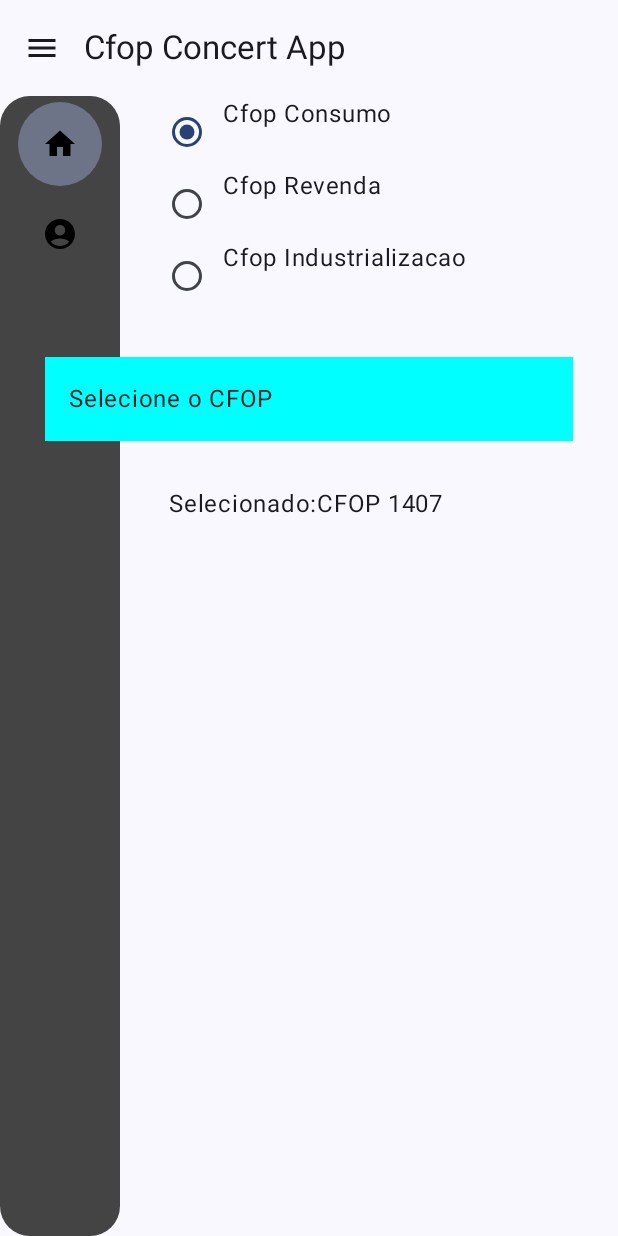
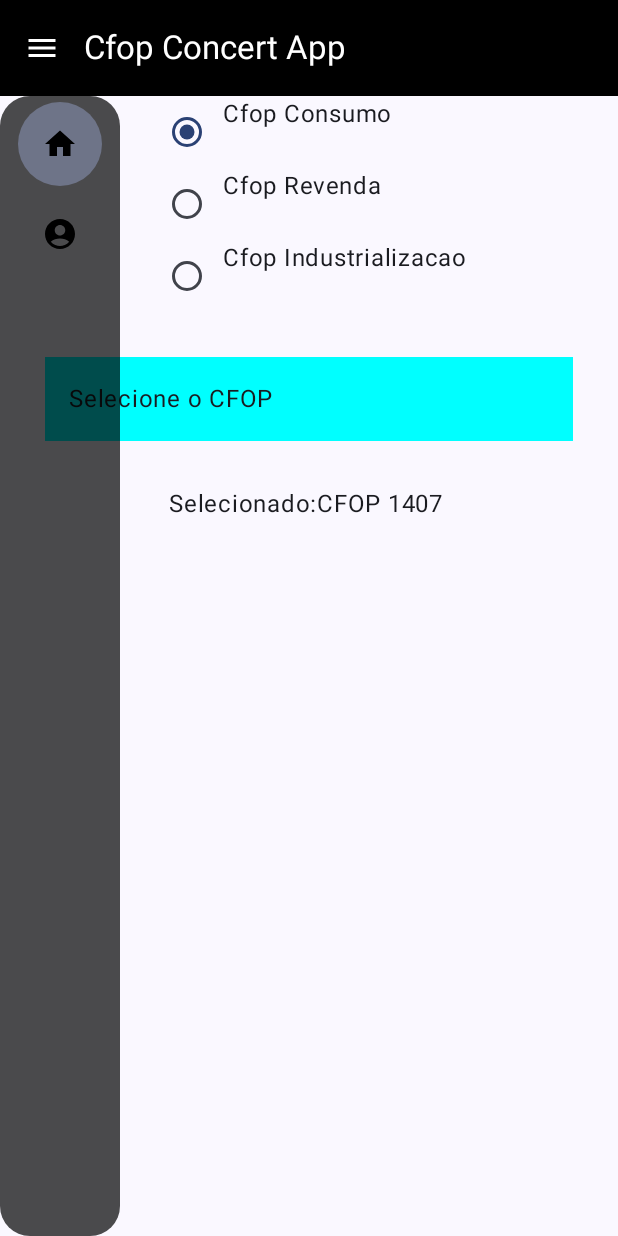
Before and after one commit to TalesPalma/Cfop-Convert-Mobile, an Android app built with Jetpack Compose: the screen it shows after launch (MainActivity), after a tap on "Menu", on a phone screen of 412 x 824 dp. Run offline under Robolectric (Android 15) with nearby library versions, the phone set to English and light mode, and no system bars; our stand-ins replace Dagger/Hilt's generated code, Room's generated code.

Commit message:
Colors the project personalizing

```diff
--- a/app/src/main/java/com/talespalma/cfopconvertmobile/MainActivity.kt
+++ b/app/src/main/java/com/talespalma/cfopconvertmobile/MainActivity.kt
@@ -5,6 +5,7 @@ import android.os.Bundle
 import androidx.activity.ComponentActivity
 import androidx.activity.compose.setContent
 import androidx.activity.enableEdgeToEdge
+import androidx.compose.foundation.background
 import androidx.compose.foundation.layout.padding
 import androidx.compose.material.icons.Icons
 import androidx.compose.material.icons.filled.Menu
@@ -14,12 +15,15 @@ import androidx.compose.material3.IconButton
 import androidx.compose.material3.Scaffold
 import androidx.compose.material3.Text
 import androidx.compose.material3.TopAppBar
+import androidx.compose.material3.TopAppBarColors
 import androidx.compose.runtime.Composable
 import androidx.compose.runtime.getValue
 import androidx.compose.runtime.mutableStateOf
 import androidx.compose.runtime.remember
 import androidx.compose.runtime.setValue
 import androidx.compose.ui.Modifier
+import androidx.compose.ui.graphics.Color
+import androidx.compose.ui.tooling.preview.Preview
 import androidx.navigation.compose.rememberNavController
 import com.talespalma.cfopconvertmobile.navigation.MyNavHost
 import com.talespalma.cfopconvertmobile.ui.components.SideMenuNavigation
@@ -49,16 +53,33 @@ class MainActivity : ComponentActivity() {
 fun InitApp() {
     val navController = rememberNavController()
     var isVisible by remember { mutableStateOf(false) }
-    Scaffold(topBar = {
-        TopAppBar(title = { Text("Cfop Concert App") }, navigationIcon = {
-            IconButton(onClick = {isVisible = !isVisible}) {
-                Icon(imageVector = Icons.Filled.Menu, contentDescription = "Menu")
-            }
-        })
+    Scaffold(
+        topBar = {
+        TopAppBar(
+            title = { Text("Cfop Concert App") },
+            navigationIcon = {
+                IconButton(onClick = { isVisible = !isVisible }) {
+                    Icon(imageVector = Icons.Filled.Menu, contentDescription = "Menu")
+                }
+            },
+            colors = TopAppBarColors(
+                containerColor = Color.Black,
+                titleContentColor = Color.White,
+                navigationIconContentColor = Color.White,
+                actionIconContentColor = Color.White,
+                scrolledContainerColor = Color.White
+            )
+        )
     }) { padding ->
+        MyNavHost(navController = navController, modifier = Modifier.padding(padding))
         if (isVisible){
             SideMenuNavigation(navHostController = navController, modifier = Modifier.padding(padding))
         }
-        MyNavHost(navController = navController, modifier = Modifier.padding(padding))
     }
 }
+
+@Preview(showSystemUi = true)
+@Composable
+private fun PreviewInitApp() {
+    InitApp()
+}
--- a/app/src/main/java/com/talespalma/cfopconvertmobile/navigation/NavGraphsApp.kt
+++ b/app/src/main/java/com/talespalma/cfopconvertmobile/navigation/NavGraphsApp.kt
@@ -13,6 +13,6 @@ fun NavGraphBuilder.myNavGraph(
         Home(modifier = modifier)
     }
     composable(RoutesNav.Contact.name) {
-        ContactScreen(name = "Tales", modifier = modifier)
+        ContactScreen(modifier = modifier)
     }
 }
--- a/app/src/main/java/com/talespalma/cfopconvertmobile/ui/components/SideMenu.kt
+++ b/app/src/main/java/com/talespalma/cfopconvertmobile/ui/components/SideMenu.kt
@@ -1,8 +1,5 @@
 package com.talespalma.cfopconvertmobile.ui.components
 
-import androidx.compose.foundation.background
-import androidx.compose.foundation.border
-import androidx.compose.foundation.clickable
 import androidx.compose.foundation.layout.Row
 import androidx.compose.foundation.shape.RoundedCornerShape
 import androidx.compose.material.icons.Icons
@@ -11,27 +8,19 @@ import androidx.compose.material.icons.filled.Home
 import androidx.compose.material3.Icon
 import androidx.compose.material3.NavigationRail
 import androidx.compose.material3.NavigationRailItem
-import androidx.compose.material3.Shapes
 import androidx.compose.runtime.Composable
 import androidx.compose.runtime.getValue
 import androidx.compose.runtime.mutableIntStateOf
-import androidx.compose.runtime.mutableStateOf
 import androidx.compose.runtime.remember
 import androidx.compose.runtime.setValue
 import androidx.compose.ui.Modifier
 import androidx.compose.ui.draw.clip
 import androidx.compose.ui.graphics.Color
-import androidx.compose.ui.graphics.RectangleShape
 import androidx.compose.ui.tooling.preview.Preview
 import androidx.compose.ui.unit.dp
 import androidx.navigation.NavController
-import androidx.navigation.NavGraph
-import androidx.navigation.NavGraphBuilder
-import androidx.navigation.NavHostController
-import androidx.navigation.compose.NavHost
 import androidx.navigation.compose.rememberNavController
 import com.talespalma.cfopconvertmobile.navigation.RoutesNav
-import com.talespalma.cfopconvertmobile.navigation.myNavGraph
 
 @Composable
 fun SideMenuNavigation(modifier: Modifier = Modifier, navHostController: NavController) {
@@ -45,7 +34,7 @@ fun SideMenuNavigation(modifier: Modifier = Modifier, navHostController: NavCont
         modifier = modifier
     ){
         NavigationRail(
-            containerColor = Color.DarkGray,
+            containerColor = Color(0xFF000000).copy(alpha = 0.7F),
             modifier = Modifier.clip(RoundedCornerShape(20.dp))
         ){
             pages.forEachIndexed { index, item ->
```
Also changed, not shown: app/src/main/java/com/talespalma/cfopconvertmobile/ui/contact/ContactScreen.kt (+25 -7 lines).
